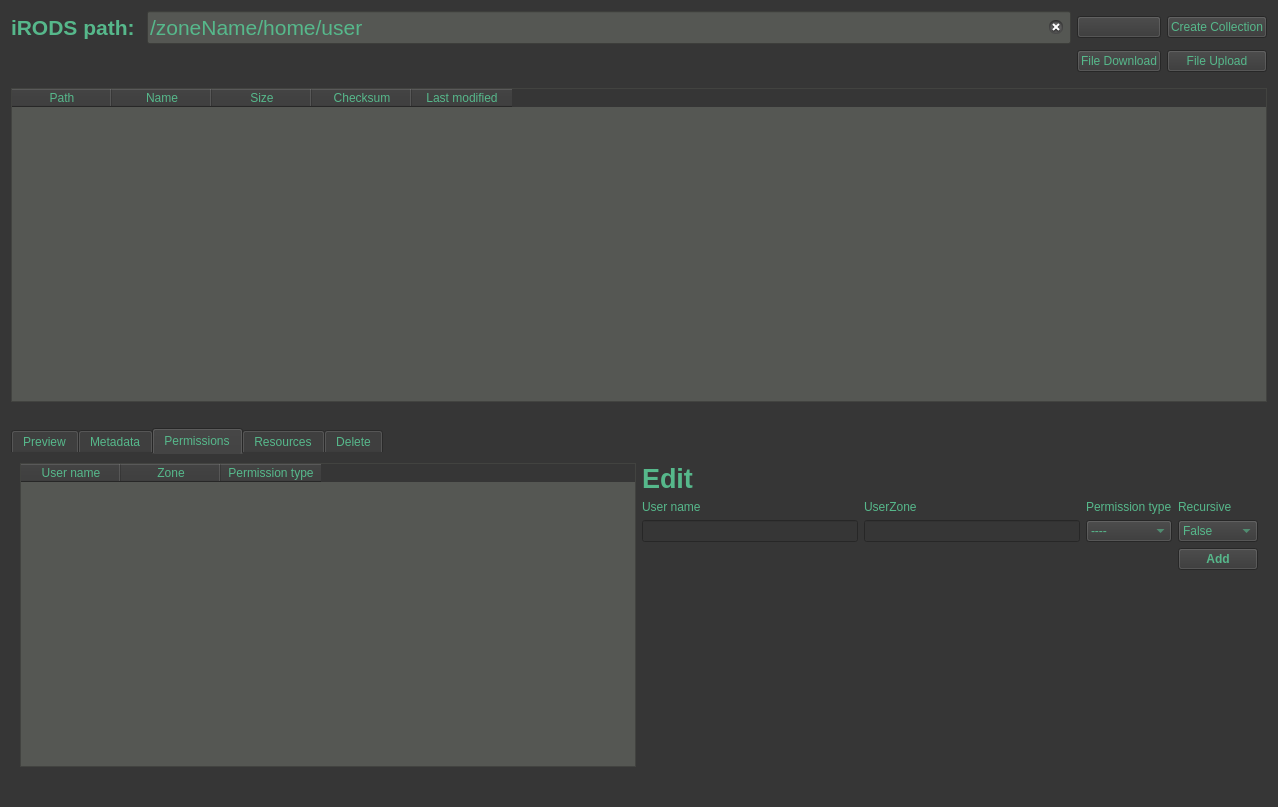
Before: the Qt Designer form gui/ui-files/tabBrowser.ui in iBridges-for-iRODS/iBridges, drawn with Qt 5.
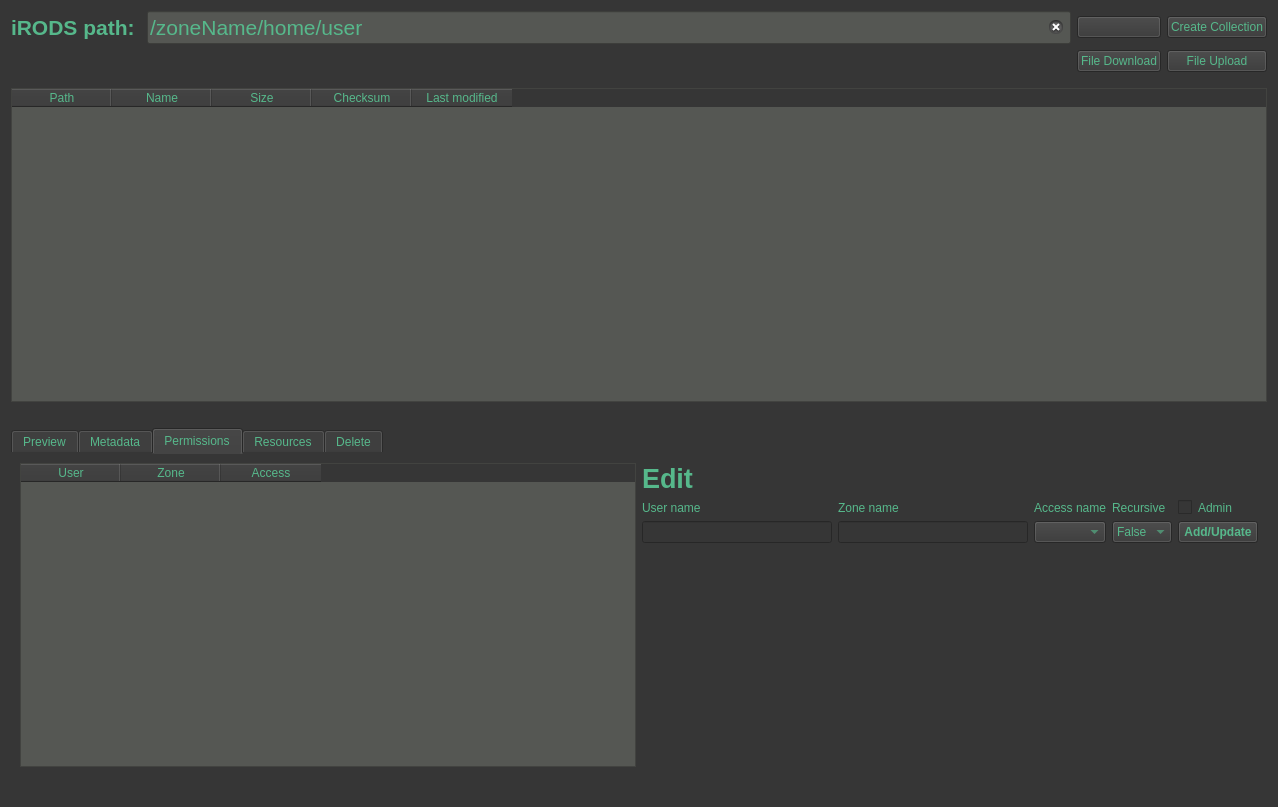
After: the same form once the commit is applied. The open tabs and pages were chosen to show the change. Icons and pictures are not drawn.

Commit message: [#46] Refactor to adjust permissions view

```diff
--- a/gui/ui-files/tabBrowser.ui
+++ b/gui/ui-files/tabBrowser.ui
@@ -422,7 +422,7 @@
          </property>
          <column>
           <property name="text">
-           <string>User name</string>
+           <string>User</string>
           </property>
          </column>
          <column>
@@ -432,32 +432,13 @@
          </column>
          <column>
           <property name="text">
-           <string>Permission type</string>
+           <string>Access</string>
           </property>
          </column>
         </widget>
        </item>
        <item>
         <layout class="QGridLayout" name="gridLayout_4">
-         <item row="4" column="2">
-          <widget class="QLabel" name="label_10">
-           <property name="text">
-            <string>Permission type</string>
-           </property>
-          </widget>
-         </item>
-         <item row="7" column="3">
-          <widget class="QPushButton" name="aclAddButton">
-           <property name="font">
-            <font>
-             <bold>true</bold>
-            </font>
-           </property>
-           <property name="text">
-            <string>Add</string>
-           </property>
-          </widget>
-         </item>
          <item row="0" column="0">
           <widget class="QLabel" name="label_11">
            <property name="font">
@@ -471,10 +452,30 @@
            </property>
           </widget>
          </item>
-         <item row="4" column="3">
-          <widget class="QLabel" name="label_7">
+         <item row="4" column="0">
+          <widget class="QLabel" name="label_13">
            <property name="text">
-            <string>Recursive</string>
+            <string>User name</string>
+           </property>
+          </widget>
+         </item>
+         <item row="6" column="0">
+          <widget class="QLineEdit" name="aclUserField"/>
+         </item>
+         <item row="4" column="1">
+          <widget class="QLabel" name="label_8">
+           <property name="text">
+            <string>Zone name</string>
+           </property>
+          </widget>
+         </item>
+         <item row="6" column="1">
+          <widget class="QLineEdit" name="aclZoneField"/>
+         </item>
+         <item row="4" column="2">
+          <widget class="QLabel" name="label_10">
+           <property name="text">
+            <string>Access name</string>
            </property>
           </widget>
          </item>
@@ -482,7 +483,7 @@
           <widget class="QComboBox" name="aclBox">
            <item>
             <property name="text">
-             <string>----</string>
+             <string/>
             </property>
            </item>
            <item>
@@ -505,20 +506,22 @@
              <string>own</string>
             </property>
            </item>
+           <item>
+            <property name="text">
+             <string>inherit</string>
+            </property>
+           </item>
           </widget>
          </item>
-         <item row="6" column="0">
-          <widget class="QLineEdit" name="aclUserField"/>
-         </item>
-         <item row="4" column="0">
-          <widget class="QLabel" name="label_13">
+         <item row="4" column="3">
+          <widget class="QLabel" name="label_7">
            <property name="text">
-            <string>User name</string>
+            <string>Recursive</string>
            </property>
           </widget>
          </item>
          <item row="6" column="3">
-          <widget class="QComboBox" name="recurseBox">
+          <widget class="QComboBox" name="aclRecurseBox">
            <item>
             <property name="text">
              <string>False</string>
@@ -531,6 +534,34 @@
            </item>
           </widget>
          </item>
+         <item row="4" column="4">
+          <widget class="QCheckBox" name="aclAdminBox">
+           <property name="cursor">
+            <cursorShape>PointingHandCursor</cursorShape>
+           </property>
+           <property name="styleSheet">
+            <string notr="true"/>
+           </property>
+           <property name="text">
+            <string>Admin</string>
+           </property>
+           <property name="checked">
+            <bool>false</bool>
+           </property>
+          </widget>
+         </item>
+         <item row="6" column="4">
+          <widget class="QPushButton" name="aclAddButton">
+           <property name="font">
+            <font>
+             <bold>true</bold>
+            </font>
+           </property>
+           <property name="text">
+            <string>Add/Update</string>
+           </property>
+          </widget>
+         </item>
          <item row="8" column="0">
           <spacer name="verticalSpacer_2">
            <property name="orientation">
@@ -544,16 +575,6 @@
            </property>
           </spacer>
          </item>
-         <item row="6" column="1">
-          <widget class="QLineEdit" name="aclZoneField"/>
-         </item>
-         <item row="4" column="1">
-          <widget class="QLabel" name="label_8">
-           <property name="text">
-            <string>UserZone</string>
-           </property>
-          </widget>
-         </item>
         </layout>
        </item>
       </layout>
```
